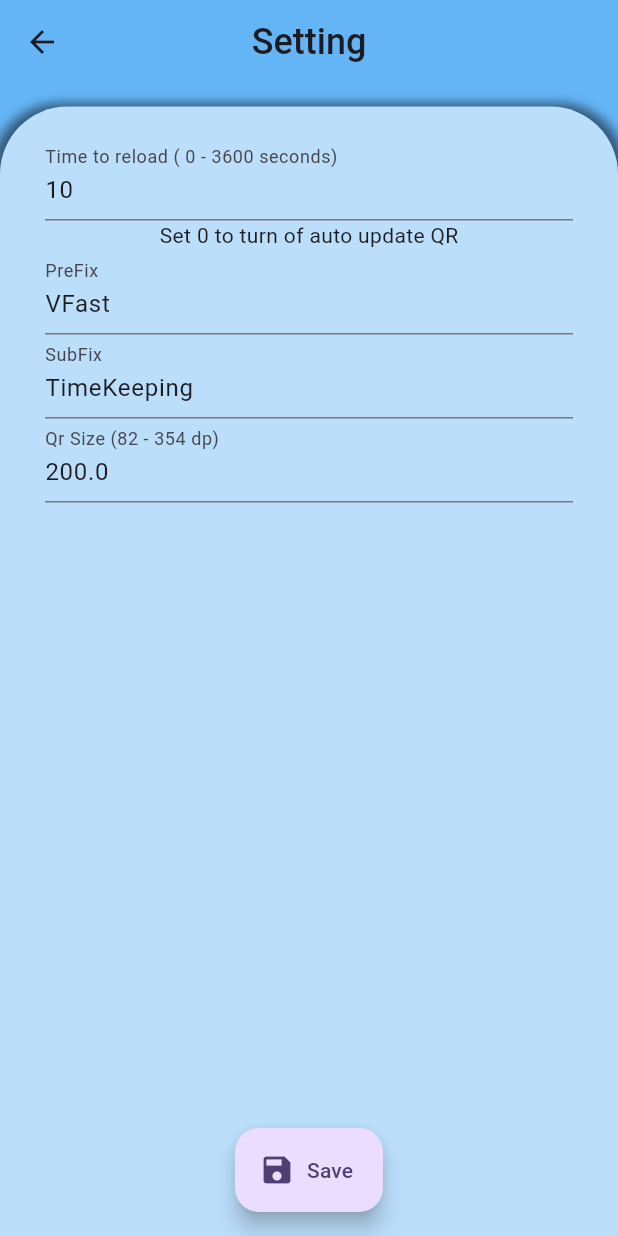
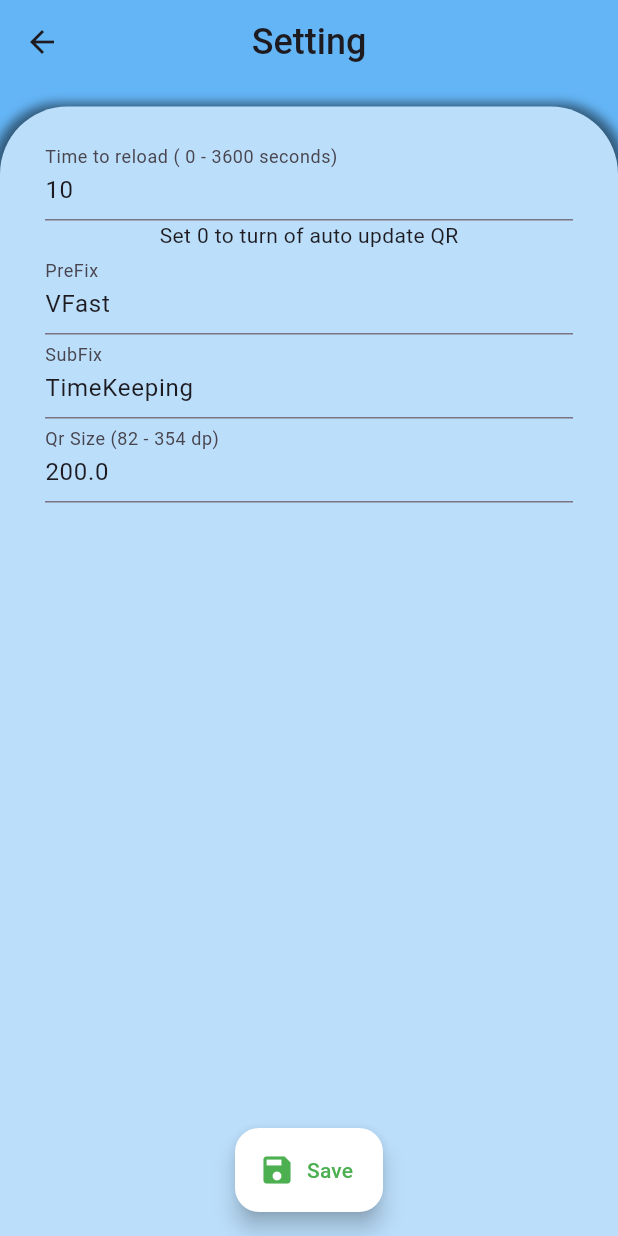
Before and after one commit to GuenKainto/qr_generator, a Flutter app: the screen it shows after launch, after a tap on the "settings" icon, on a phone screen of 412 x 824 dp. Run offline on Flutter 3.47's test engine with Material 3 defaults, Android fonts, the phone set to English and light mode, and no system bars; our stand-ins replace qr_flutter, shared_preferences.

Commit message:
fix bug not switch mode auto udpate when change in setting (auto off before set on)

```diff
--- a/lib/screen/HomeScreen.dart
+++ b/lib/screen/HomeScreen.dart
@@ -133,9 +133,11 @@ class _HomeScreenState extends State<HomeScreen> {
                           _qr.size = updatedSizeQr;
 
                           if(updatedTimeAutoReset != 0) {
+                            _isAutoUpdateQR = true;
                             autoReload();
                           }
                           else {
+                            _isAutoUpdateQR = false;
                             stopReload();
                           }
                         });
@@ -205,12 +207,12 @@ class _HomeScreenState extends State<HomeScreen> {
                   style: ElevatedButton.styleFrom(
                     fixedSize: const Size(80, 80),
                     elevation: 10,
+                    backgroundColor: Colors.white,
+                    foregroundColor: _isAutoUpdateQR ? Colors.red[800] : Colors.green,
                   ),
                   child: Text(
                     _isAutoUpdateQR ? "Stop" : "Start",
-                    style: TextStyle(
-                        fontSize: 14,
-                        color: _isAutoUpdateQR ? Colors.red[800] : Colors.green[400]),
+                    style: const TextStyle(fontSize: 14,),
                   ),
                 ),
               ],
--- a/lib/screen/Setting_Screen.dart
+++ b/lib/screen/Setting_Screen.dart
@@ -212,6 +212,8 @@ class _SettingScreenState extends State<SettingScreen> {
         onPressed: onSaveButtonClick,
         label: const Text('Save'),
         icon: const Icon(Icons.save),
+        backgroundColor: Colors.white,
+        foregroundColor: Colors.green,
       ),
       floatingActionButtonLocation: FloatingActionButtonLocation.centerFloat,
     );
```
